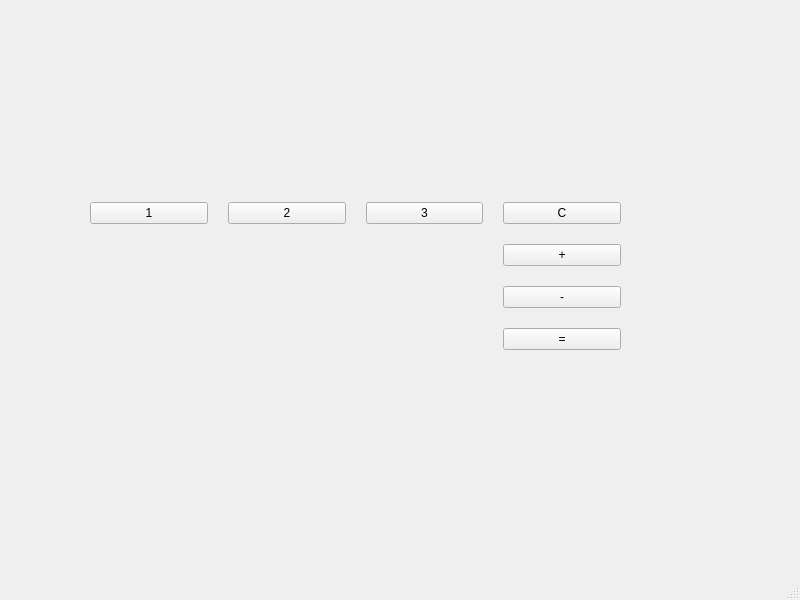
This is calculatorinterface.ui in kaveenhyacinth/Qt-Calculator-Project as Qt 5 draws it before an edit. The edited form follows.
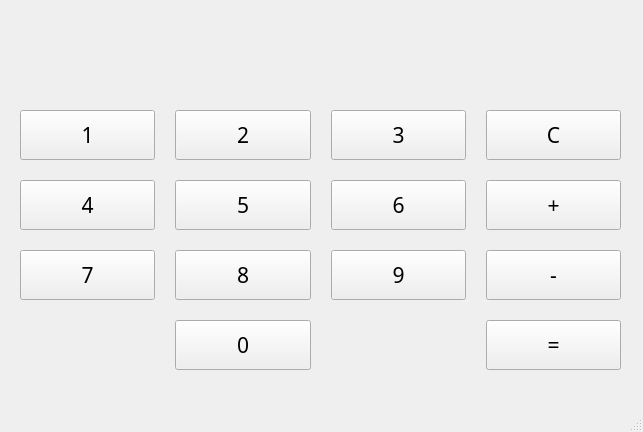
This is the edited form.

Diff of the .ui file:
```diff
--- a/calculatorinterface.ui
+++ b/calculatorinterface.ui
@@ -6,21 +6,21 @@
    <rect>
     <x>0</x>
     <y>0</y>
-    <width>800</width>
-    <height>600</height>
+    <width>643</width>
+    <height>432</height>
    </rect>
   </property>
   <property name="windowTitle">
-   <string>CalculatorInterface</string>
+   <string>Calculator</string>
   </property>
   <widget class="QWidget" name="centralwidget">
    <widget class="QWidget" name="gridLayoutWidget">
     <property name="geometry">
      <rect>
-      <x>70</x>
-      <y>80</y>
-      <width>571</width>
-      <height>290</height>
+      <x>0</x>
+      <y>0</y>
+      <width>641</width>
+      <height>390</height>
      </rect>
     </property>
     <layout class="QGridLayout" name="gridLayout">
@@ -39,68 +39,319 @@
      <property name="spacing">
       <number>20</number>
      </property>
+     <item row="4" column="1">
+      <widget class="QPushButton" name="zero">
+       <property name="minimumSize">
+        <size>
+         <width>0</width>
+         <height>50</height>
+        </size>
+       </property>
+       <property name="font">
+        <font>
+         <family>Montserrat</family>
+         <pointsize>16</pointsize>
+         <weight>50</weight>
+         <bold>false</bold>
+        </font>
+       </property>
+       <property name="text">
+        <string>0</string>
+       </property>
+      </widget>
+     </item>
+     <item row="4" column="3">
+      <widget class="QPushButton" name="result">
+       <property name="minimumSize">
+        <size>
+         <width>0</width>
+         <height>50</height>
+        </size>
+       </property>
+       <property name="font">
+        <font>
+         <family>Montserrat</family>
+         <pointsize>16</pointsize>
+         <weight>50</weight>
+         <bold>false</bold>
+        </font>
+       </property>
+       <property name="text">
+        <string>=</string>
+       </property>
+      </widget>
+     </item>
+     <item row="1" column="1">
+      <widget class="QPushButton" name="two">
+       <property name="minimumSize">
+        <size>
+         <width>0</width>
+         <height>50</height>
+        </size>
+       </property>
+       <property name="font">
+        <font>
+         <family>Montserrat</family>
+         <pointsize>16</pointsize>
+         <weight>50</weight>
+         <bold>false</bold>
+        </font>
+       </property>
+       <property name="text">
+        <string>2</string>
+       </property>
+      </widget>
+     </item>
      <item row="1" column="2">
       <widget class="QPushButton" name="three">
+       <property name="minimumSize">
+        <size>
+         <width>0</width>
+         <height>50</height>
+        </size>
+       </property>
+       <property name="font">
+        <font>
+         <family>Montserrat</family>
+         <pointsize>16</pointsize>
+         <weight>50</weight>
+         <bold>false</bold>
+        </font>
+       </property>
        <property name="text">
         <string>3</string>
        </property>
       </widget>
      </item>
+     <item row="3" column="1">
+      <widget class="QPushButton" name="eight">
+       <property name="minimumSize">
+        <size>
+         <width>0</width>
+         <height>50</height>
+        </size>
+       </property>
+       <property name="font">
+        <font>
+         <family>Montserrat</family>
+         <pointsize>16</pointsize>
+         <weight>50</weight>
+         <bold>false</bold>
+        </font>
+       </property>
+       <property name="text">
+        <string>8</string>
+       </property>
+      </widget>
+     </item>
+     <item row="2" column="1">
+      <widget class="QPushButton" name="five">
+       <property name="minimumSize">
+        <size>
+         <width>0</width>
+         <height>50</height>
+        </size>
+       </property>
+       <property name="font">
+        <font>
+         <family>Montserrat</family>
+         <pointsize>16</pointsize>
+         <weight>50</weight>
+         <bold>false</bold>
+        </font>
+       </property>
+       <property name="text">
+        <string>5</string>
+       </property>
+      </widget>
+     </item>
      <item row="1" column="3">
       <widget class="QPushButton" name="clear">
+       <property name="minimumSize">
+        <size>
+         <width>0</width>
+         <height>50</height>
+        </size>
+       </property>
+       <property name="font">
+        <font>
+         <family>Montserrat</family>
+         <pointsize>16</pointsize>
+         <weight>50</weight>
+         <bold>false</bold>
+        </font>
+       </property>
        <property name="text">
         <string>C</string>
        </property>
       </widget>
      </item>
-     <item row="0" column="0" colspan="4">
-      <widget class="QLabel" name="display">
+     <item row="2" column="0">
+      <widget class="QPushButton" name="four">
        <property name="minimumSize">
         <size>
          <width>0</width>
-         <height>70</height>
+         <height>50</height>
         </size>
        </property>
+       <property name="font">
+        <font>
+         <family>Montserrat</family>
+         <pointsize>16</pointsize>
+         <weight>50</weight>
+         <bold>false</bold>
+        </font>
+       </property>
        <property name="text">
-        <string/>
+        <string>4</string>
        </property>
-       <property name="alignment">
-        <set>Qt::AlignRight|Qt::AlignTrailing|Qt::AlignVCenter</set>
+      </widget>
+     </item>
+     <item row="3" column="2">
+      <widget class="QPushButton" name="nine">
+       <property name="minimumSize">
+        <size>
+         <width>0</width>
+         <height>50</height>
+        </size>
+       </property>
+       <property name="font">
+        <font>
+         <family>Montserrat</family>
+         <pointsize>16</pointsize>
+         <weight>50</weight>
+         <bold>false</bold>
+        </font>
+       </property>
+       <property name="text">
+        <string>9</string>
+       </property>
+      </widget>
+     </item>
+     <item row="2" column="2">
+      <widget class="QPushButton" name="six">
+       <property name="minimumSize">
+        <size>
+         <width>0</width>
+         <height>50</height>
+        </size>
+       </property>
+       <property name="font">
+        <font>
+         <family>Montserrat</family>
+         <pointsize>16</pointsize>
+         <weight>50</weight>
+         <bold>false</bold>
+        </font>
+       </property>
+       <property name="text">
+        <string>6</string>
        </property>
       </widget>
      </item>
      <item row="2" column="3">
       <widget class="QPushButton" name="plus">
+       <property name="minimumSize">
+        <size>
+         <width>0</width>
+         <height>50</height>
+        </size>
+       </property>
+       <property name="font">
+        <font>
+         <family>Montserrat</family>
+         <pointsize>16</pointsize>
+         <weight>50</weight>
+         <bold>false</bold>
+        </font>
+       </property>
        <property name="text">
         <string>+</string>
        </property>
       </widget>
      </item>
-     <item row="3" column="3">
-      <widget class="QPushButton" name="minus">
-       <property name="text">
-        <string>-</string>
-       </property>
-      </widget>
-     </item>
-     <item row="4" column="3">
-      <widget class="QPushButton" name="result">
-       <property name="text">
-        <string>=</string>
-       </property>
-      </widget>
-     </item>
      <item row="1" column="0">
       <widget class="QPushButton" name="one">
+       <property name="minimumSize">
+        <size>
+         <width>0</width>
+         <height>50</height>
+        </size>
+       </property>
+       <property name="font">
+        <font>
+         <family>Montserrat</family>
+         <pointsize>16</pointsize>
+         <weight>50</weight>
+         <bold>false</bold>
+        </font>
+       </property>
        <property name="text">
         <string>1</string>
        </property>
       </widget>
      </item>
-     <item row="1" column="1">
-      <widget class="QPushButton" name="two">
+     <item row="3" column="0">
+      <widget class="QPushButton" name="seven">
+       <property name="minimumSize">
+        <size>
+         <width>0</width>
+         <height>50</height>
+        </size>
+       </property>
+       <property name="font">
+        <font>
+         <family>Montserrat</family>
+         <pointsize>16</pointsize>
+         <weight>50</weight>
+         <bold>false</bold>
+        </font>
+       </property>
        <property name="text">
-        <string>2</string>
+        <string>7</string>
+       </property>
+      </widget>
+     </item>
+     <item row="3" column="3">
+      <widget class="QPushButton" name="minus">
+       <property name="minimumSize">
+        <size>
+         <width>0</width>
+         <height>50</height>
+        </size>
+       </property>
+       <property name="font">
+        <font>
+         <family>Montserrat</family>
+         <pointsize>16</pointsize>
+         <weight>50</weight>
+         <bold>false</bold>
+        </font>
+       </property>
+       <property name="text">
+        <string>-</string>
+       </property>
+      </widget>
+     </item>
+     <item row="0" column="0" colspan="4">
+      <widget class="QLabel" name="display">
+       <property name="minimumSize">
+        <size>
+         <width>0</width>
+         <height>70</height>
+        </size>
+       </property>
+       <property name="font">
+        <font>
+         <family>Montserrat</family>
+         <pointsize>16</pointsize>
+        </font>
+       </property>
+       <property name="text">
+        <string/>
+       </property>
+       <property name="alignment">
+        <set>Qt::AlignRight|Qt::AlignTrailing|Qt::AlignVCenter</set>
        </property>
       </widget>
      </item>
@@ -112,7 +363,7 @@
     <rect>
      <x>0</x>
      <y>0</y>
-     <width>800</width>
+     <width>643</width>
      <height>25</height>
     </rect>
    </property>
```
